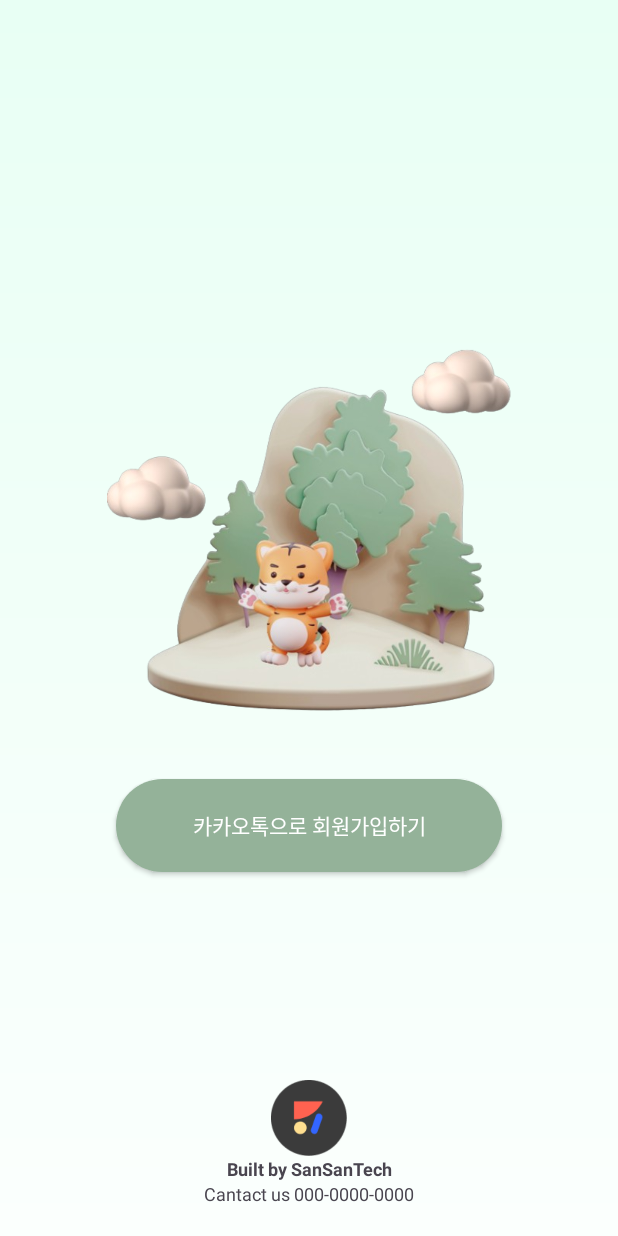
After one commit to eorjs7578/sansanmulmul, an Android app: the layout fragment_register_start.xml on its own in the app's theme, with its tools: preview values and no code run, on a phone screen of 412 x 824 dp. The commit adds this screen. Run offline under Robolectric (Android 15) with nearby library versions, the phone set to English and light mode, and no system bars.

Commit message:
feat: "회원가입 첫번째 페이지 구현"
카카오톡 소셜 로그인 창으로 안내하는 회원가입 첫 페이지 구현 완료

```diff
--- a/SANSANMULMUL/app/build.gradle.kts
+++ b/SANSANMULMUL/app/build.gradle.kts
@@ -70,7 +70,7 @@ dependencies {
     implementation (libs.androidx.core.ktx)
 
     // RecyclerView
-    implementation (libs.androidx.recyclervie   w)
+    implementation (libs.androidx.recyclerview)
 
     implementation(libs.androidx.core.ktx)
     implementation(libs.androidx.appcompat)
--- a/SANSANMULMUL/app/src/main/java/com/sansantek/sansanmulmul/ui/view/MainActivity.kt
+++ b/SANSANMULMUL/app/src/main/java/com/sansantek/sansanmulmul/ui/view/MainActivity.kt
@@ -6,12 +6,14 @@ import androidx.appcompat.app.AppCompatActivity
 import androidx.core.view.ViewCompat
 import androidx.core.view.WindowInsetsCompat
 import com.sansantek.sansanmulmul.R
+import com.sansantek.sansanmulmul.config.BaseActivity
+import com.sansantek.sansanmulmul.databinding.ActivityMainBinding
 
-class MainActivity : AppCompatActivity() {
+class MainActivity : BaseActivity<ActivityMainBinding>(ActivityMainBinding::inflate) {
     override fun onCreate(savedInstanceState: Bundle?) {
         super.onCreate(savedInstanceState)
         enableEdgeToEdge()
-        setContentView(R.layout.activity_main)
+        setContentView(binding.root)
         ViewCompat.setOnApplyWindowInsetsListener(findViewById(R.id.main)) { v, insets ->
             val systemBars = insets.getInsets(WindowInsetsCompat.Type.systemBars())
             v.setPadding(systemBars.left, systemBars.top, systemBars.right, systemBars.bottom)
--- /dev/null
+++ b/SANSANMULMUL/app/src/main/java/com/sansantek/sansanmulmul/ui/view/register/RegisterStartFragment.kt
@@ -0,0 +1,27 @@
+package com.sansantek.sansanmulmul.ui.view.register
+
+import android.os.Bundle
+import android.view.LayoutInflater
+import android.view.View
+import android.view.ViewGroup
+import androidx.fragment.app.Fragment
+import com.example.test.databinding.FragmentRegisterStartBinding
+import com.sansantek.sansanmulmul.R
+import com.sansantek.sansanmulmul.databinding.FragmentRegisterStartBinding
+
+class RegisterStartFragment : Fragment() {
+
+    override fun onCreateView(
+        inflater: LayoutInflater, container: ViewGroup?,
+        savedInstanceState: Bundle?
+    ): View {
+        // Inflate the layout for this fragment
+        val binding = FragmentRegisterStartBinding.inflate(layoutInflater)
+
+        binding.button.setOnClickListener {
+            requireActivity().supportFragmentManager.beginTransaction().replace(R.id.fragment_view, ViewPagerFragment()).addToBackStack(null).commit()
+        }
+
+        return binding.root
+    }
+}
--- /dev/null
+++ b/SANSANMULMUL/app/src/main/res/drawable/greengradient.xml
@@ -0,0 +1,10 @@
+<?xml version="1.0" encoding="utf-8"?>
+<shape xmlns:android="http://schemas.android.com/apk/res/android"
+    android:shape="rectangle">
+
+    <gradient
+        android:startColor="#E8FFF4"
+        android:endColor="#FBFFFD"
+        android:angle="270"/>
+
+</shape>
--- /dev/null
+++ b/SANSANMULMUL/app/src/main/res/drawable/rounded_button.xml
@@ -0,0 +1,6 @@
+<?xml version="1.0" encoding="utf-8"?>
+<shape xmlns:android="http://schemas.android.com/apk/res/android"
+    android:shape="rectangle">
+    <solid android:color="@color/button_color" />
+    <corners android:radius="200dp" />
+</shape>
--- a/SANSANMULMUL/app/src/main/res/layout/activity_main.xml
+++ b/SANSANMULMUL/app/src/main/res/layout/activity_main.xml
@@ -1,19 +1,14 @@
 <?xml version="1.0" encoding="utf-8"?>
 <androidx.constraintlayout.widget.ConstraintLayout xmlns:android="http://schemas.android.com/apk/res/android"
-    xmlns:app="http://schemas.android.com/apk/res-auto"
-    xmlns:tools="http://schemas.android.com/tools"
-    android:id="@+id/main"
     android:layout_width="match_parent"
     android:layout_height="match_parent"
-    tools:context=".ui.view.MainActivity">
+    xmlns:app="http://schemas.android.com/apk/res-auto">
 
-    <TextView
-        android:layout_width="wrap_content"
-        android:layout_height="wrap_content"
-        android:text="Hello World!"
-        app:layout_constraintBottom_toBottomOf="parent"
-        app:layout_constraintEnd_toEndOf="parent"
-        app:layout_constraintStart_toStartOf="parent"
-        app:layout_constraintTop_toTopOf="parent" />
+    <androidx.fragment.app.FragmentContainerView
+        android:id="@+id/fragment_view"
+        android:layout_width="match_parent"
+        android:layout_height="match_parent"
+        />
+
 
 </androidx.constraintlayout.widget.ConstraintLayout>
--- /dev/null
+++ b/SANSANMULMUL/app/src/main/res/layout/fragment_register_start.xml
@@ -0,0 +1,96 @@
+<?xml version="1.0" encoding="utf-8"?>
+<androidx.constraintlayout.widget.ConstraintLayout xmlns:android="http://schemas.android.com/apk/res/android"
+    xmlns:app="http://schemas.android.com/apk/res-auto"
+    xmlns:tools="http://schemas.android.com/tools"
+    android:id="@+id/main"
+    android:layout_width="match_parent"
+    android:layout_height="match_parent"
+    android:background="@drawable/greengradient"
+    tools:context=".ui.view.MainActivity">
+    <androidx.constraintlayout.widget.ConstraintLayout
+        android:id="@+id/viewGroup1"
+        android:layout_width="match_parent"
+        android:layout_height="wrap_content"
+        app:layout_constraintStart_toStartOf="parent"
+        app:layout_constraintEnd_toEndOf="parent"
+        app:layout_constraintTop_toTopOf="parent"
+        app:layout_constraintBottom_toTopOf="@id/button"
+        app:layout_constraintVertical_chainStyle="packed"
+        android:layout_marginBottom="30dp"
+        >
+        <androidx.appcompat.widget.AppCompatImageView
+            android:id="@+id/imageView"
+            android:layout_width="270dp"
+            android:layout_height="270dp"
+            android:src="@drawable/tiger"
+            android:layout_marginTop="80dp"
+
+            app:layout_constraintBottom_toBottomOf="parent"
+            app:layout_constraintEnd_toEndOf="parent"
+            app:layout_constraintStart_toStartOf="parent"
+            app:layout_constraintTop_toTopOf="parent"
+            />
+    </androidx.constraintlayout.widget.ConstraintLayout>
+
+    <androidx.appcompat.widget.AppCompatButton
+        android:id="@+id/button"
+        android:layout_width="257dp"
+        android:layout_height="62dp"
+        android:background="@drawable/rounded_button"
+        android:text="카카오톡으로 회원가입하기"
+        android:textColor="@color/button_text_color"
+
+        app:layout_constraintBottom_toTopOf="@id/viewGroup2"
+        app:layout_constraintEnd_toEndOf="parent"
+        app:layout_constraintStart_toStartOf="parent"
+        app:layout_constraintTop_toBottomOf="@id/viewGroup1"
+        />
+
+    <androidx.constraintlayout.widget.ConstraintLayout
+        android:id="@+id/viewGroup2"
+        android:layout_width="match_parent"
+        android:layout_height="wrap_content"
+        android:layout_marginBottom="20dp"
+        app:layout_constraintStart_toStartOf="parent"
+        app:layout_constraintEnd_toEndOf="parent"
+        app:layout_constraintBottom_toBottomOf="parent"
+
+        >
+    <ImageView
+        android:id="@+id/imageView2"
+        android:layout_width="50.8dp"
+        android:layout_height="50.8dp"
+        android:src="@drawable/animalogo"
+        app:layout_constraintEnd_toEndOf="parent"
+        app:layout_constraintStart_toStartOf="parent"
+        app:layout_constraintTop_toTopOf="parent"
+        app:layout_constraintBottom_toTopOf="@id/textView"
+        />
+
+    <TextView
+        android:id="@+id/textView"
+        android:layout_width="wrap_content"
+        android:layout_height="wrap_content"
+        android:text="Built by SanSanTech"
+        android:textSize="12sp"
+        android:textStyle="bold"
+        android:gravity="center"
+        app:layout_constraintBottom_toTopOf="@id/textView2"
+        app:layout_constraintTop_toBottomOf="@+id/imageView2"
+        app:layout_constraintEnd_toEndOf="parent"
+        app:layout_constraintStart_toStartOf="parent" />
+
+    <TextView
+        android:id="@+id/textView2"
+        android:layout_width="wrap_content"
+        android:layout_height="wrap_content"
+        android:text="Cantact us 000-0000-0000"
+        android:textSize="12sp"
+        android:gravity="center"
+        app:layout_constraintBottom_toBottomOf="parent"
+        app:layout_constraintTop_toBottomOf="@+id/textView"
+        app:layout_constraintEnd_toEndOf="parent"
+        app:layout_constraintStart_toStartOf="parent" />
+    </androidx.constraintlayout.widget.ConstraintLayout>
+
+</androidx.constraintlayout.widget.ConstraintLayout>
--- a/SANSANMULMUL/app/src/main/res/values/colors.xml
+++ b/SANSANMULMUL/app/src/main/res/values/colors.xml
@@ -2,4 +2,6 @@
 <resources>
     <color name="black">#FF000000</color>
     <color name="white">#FFFFFFFF</color>
+    <color name="button_color">#94B299</color>
+    <color name="button_text_color">#FFFFFFFF</color>
 </resources>
```
Also changed, not shown: SANSANMULMUL/app/src/main/res/drawable/animalogo.png (added), SANSANMULMUL/app/src/main/res/drawable/tiger.png (added).
